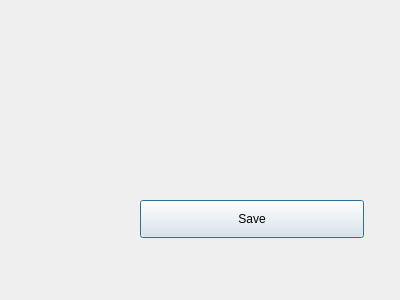
First picture: the form in src/dialogs/nextclouddeckdialog.ui, repository pbek/QOwnNotes, before the edit.
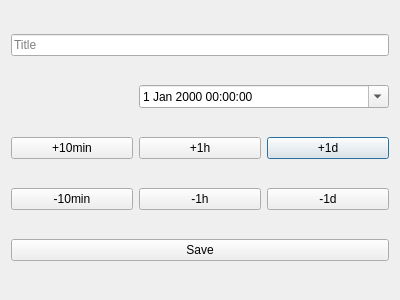
Second picture: the form after the edit. Icons and pictures are not drawn.

Commit message: #2789 deck: implement basic card edit interface

```diff
--- a/src/dialogs/nextclouddeckdialog.ui
+++ b/src/dialogs/nextclouddeckdialog.ui
@@ -13,15 +13,16 @@
   <property name="windowTitle">
    <string>Dialog</string>
   </property>
+  <layout class="QGridLayout" name="gridLayout">
+   <item row="2" column="2">
+    <widget class="QPushButton" name="add1DayButton">
+     <property name="text">
+      <string>+1d</string>
+     </property>
+    </widget>
+   </item>
+   <item row="7" column="0" colspan="3">
   <widget class="QPushButton" name="saveButton">
-   <property name="geometry">
-    <rect>
-     <x>140</x>
-     <y>200</y>
-     <width>224</width>
-     <height>38</height>
-    </rect>
-   </property>
    <property name="toolTip">
     <string>Save the current todo item</string>
    </property>
@@ -36,6 +37,60 @@
     <string notr="true">Ctrl+S</string>
    </property>
   </widget>
+   </item>
+   <item row="1" column="1" colspan="2">
+    <widget class="QDateTimeEdit" name="dueDateTimeEdit">
+     <property name="currentSection">
+      <enum>QDateTimeEdit::HourSection</enum>
+     </property>
+     <property name="calendarPopup">
+      <bool>true</bool>
+     </property>
+    </widget>
+   </item>
+   <item row="0" column="0" colspan="3">
+    <widget class="QLineEdit" name="titleLineEdit">
+     <property name="placeholderText">
+      <string>Title</string>
+     </property>
+    </widget>
+   </item>
+   <item row="2" column="1">
+    <widget class="QPushButton" name="add1HourButton">
+     <property name="text">
+      <string>+1h</string>
+     </property>
+    </widget>
+   </item>
+   <item row="2" column="0">
+    <widget class="QPushButton" name="add10MinButton">
+     <property name="text">
+      <string>+10min</string>
+     </property>
+    </widget>
+   </item>
+   <item row="3" column="1">
+    <widget class="QPushButton" name="sub1HourButton">
+     <property name="text">
+      <string>-1h</string>
+     </property>
+    </widget>
+   </item>
+   <item row="3" column="0">
+    <widget class="QPushButton" name="sub10MinButton">
+     <property name="text">
+      <string>-10min</string>
+     </property>
+    </widget>
+   </item>
+   <item row="3" column="2">
+    <widget class="QPushButton" name="subd1DayButton">
+     <property name="text">
+      <string>-1d</string>
+     </property>
+    </widget>
+   </item>
+  </layout>
  </widget>
  <resources>
   <include location="../breeze-qownnotes.qrc"/>
```
Lines whose indentation alone changed are shown as unchanged. The commit also changes 2 other files.
